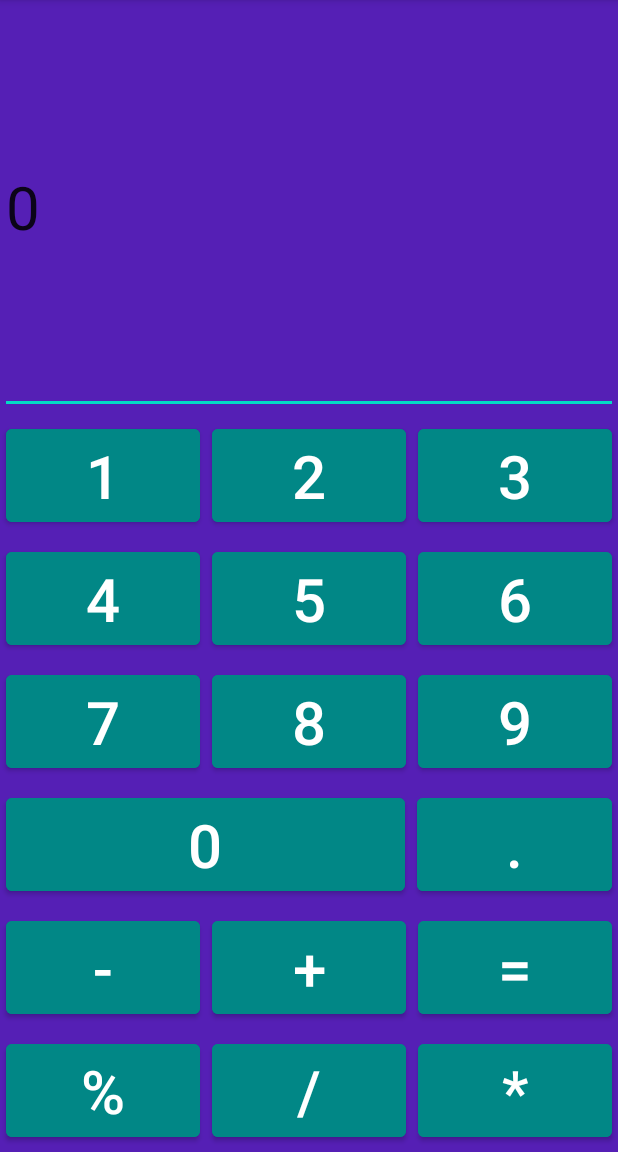
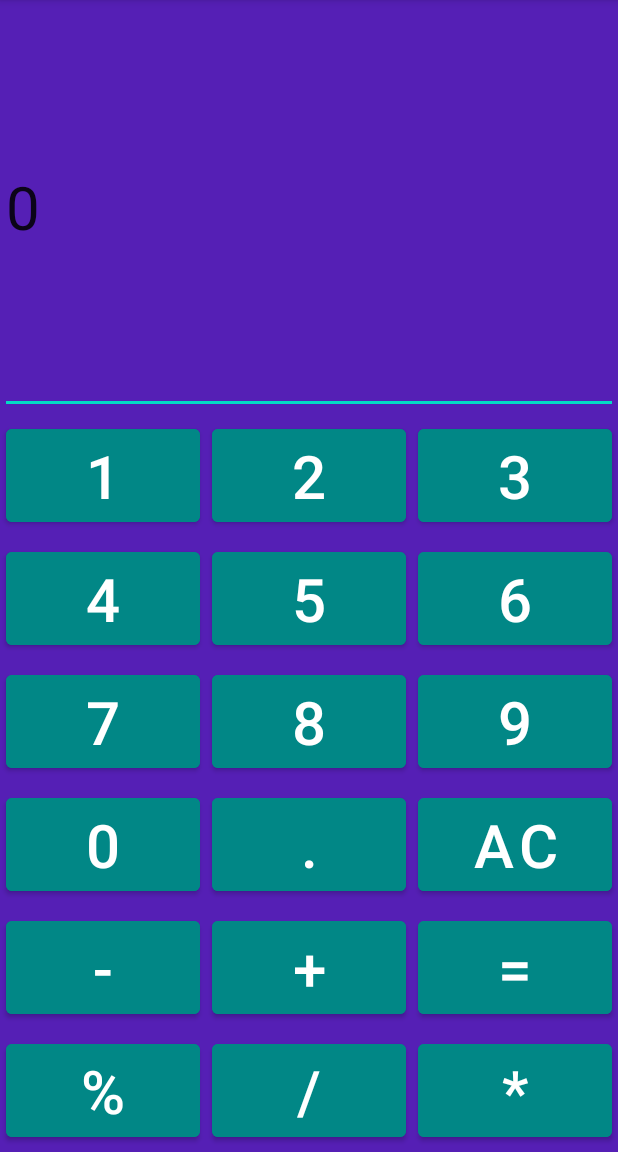
Before and after one commit to Yan9999/MyAplication, an Android app: the screen it shows after launch (MainActivity), on a phone screen of 412 x 824 dp, the part 84-1236 px from its top. Run offline under Robolectric (Android 15) with nearby library versions, the phone set to English and light mode, and no system bars.

Commit message:
дз 3 урок

```diff
--- a/app/src/main/res/layout/activity_maib_linear.xml
+++ b/app/src/main/res/layout/activity_maib_linear.xml
@@ -145,7 +145,7 @@
             android:layout_width="wrap_content"
             android:layout_height="wrap_content"
             android:layout_margin="@dimen/margin_small"
-            android:layout_weight="4.3"
+            android:layout_weight="1"
             android:backgroundTint="@color/teal_700"
             android:text="@string/_0"
             android:textSize="@dimen/key_text_size" />
@@ -160,6 +160,16 @@
             android:backgroundTint="@color/teal_700"
             android:text="@string/_dot"
             android:textSize="@dimen/key_text_size" />
+        <Button
+            android:onClick="button1_onClick"
+            android:id="@+id/button_AC"
+            android:layout_width="wrap_content"
+            android:layout_height="wrap_content"
+            android:layout_margin="@dimen/margin_small"
+            android:layout_weight="1"
+            android:backgroundTint="@color/teal_700"
+            android:text="@string/_AC"
+            android:textSize="@dimen/key_text_size" />
 
 
     </LinearLayout>
@@ -170,7 +180,7 @@
         android:orientation="horizontal">
 
         <Button
-            android:onClick="button1_onClick"
+            android:onClick="operation"
             android:id="@+id/button_minus"
             android:layout_width="wrap_content"
             android:layout_height="wrap_content"
@@ -181,7 +191,7 @@
             android:textSize="@dimen/key_text_size" />
 
         <Button
-            android:onClick="button1_onClick"
+            android:onClick="operation"
             android:id="@+id/button_plus"
             android:layout_width="wrap_content"
             android:layout_height="wrap_content"
@@ -192,7 +202,7 @@
             android:textSize="@dimen/key_text_size" />
 
         <Button
-            android:onClick="button1_onClick"
+            android:onClick="Equals"
             android:id="@+id/button_equals"
             android:layout_width="wrap_content"
             android:layout_height="wrap_content"
@@ -210,7 +220,7 @@
         android:orientation="horizontal">
 
         <Button
-            android:onClick="button1_onClick"
+            android:onClick="operation"
             android:id="@+id/button_percentage"
             android:layout_width="wrap_content"
             android:layout_height="wrap_content"
@@ -221,7 +231,7 @@
             android:textSize="@dimen/key_text_size" />
 
         <Button
-            android:onClick="button1_onClick"
+            android:onClick="operation"
             android:id="@+id/button_share"
             android:layout_width="wrap_content"
             android:layout_height="wrap_content"
@@ -232,7 +242,7 @@
             android:textSize="@dimen/key_text_size" />
 
         <Button
-            android:onClick="button1_onClick"
+            android:onClick="operation"
             android:id="@+id/button_multiply"
             android:layout_width="wrap_content"
             android:layout_height="wrap_content"
--- a/app/src/main/res/values/strings.xml
+++ b/app/src/main/res/values/strings.xml
@@ -17,6 +17,7 @@
     <string name="_share">/</string>
     <string name="_multiply">*</string>
     <string name="_equals">=</string>
+    <string name="_AC">AC</string>
 
 
 </resources>
```
Also changed, not shown: app/src/main/java/com/example/myaplication/MainActivity.java (+49 -7 lines).
